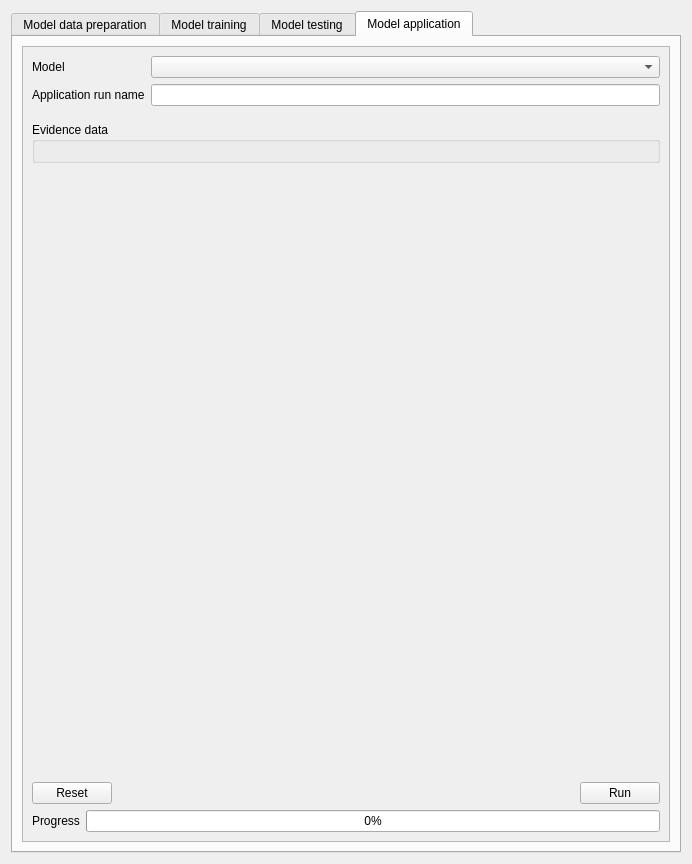
Above: eis_qgis_plugin/resources/ui/modeling/wizard_ml_model.ui from GispoCoding/eis_qgis_plugin before the change. Below: the same form after it.
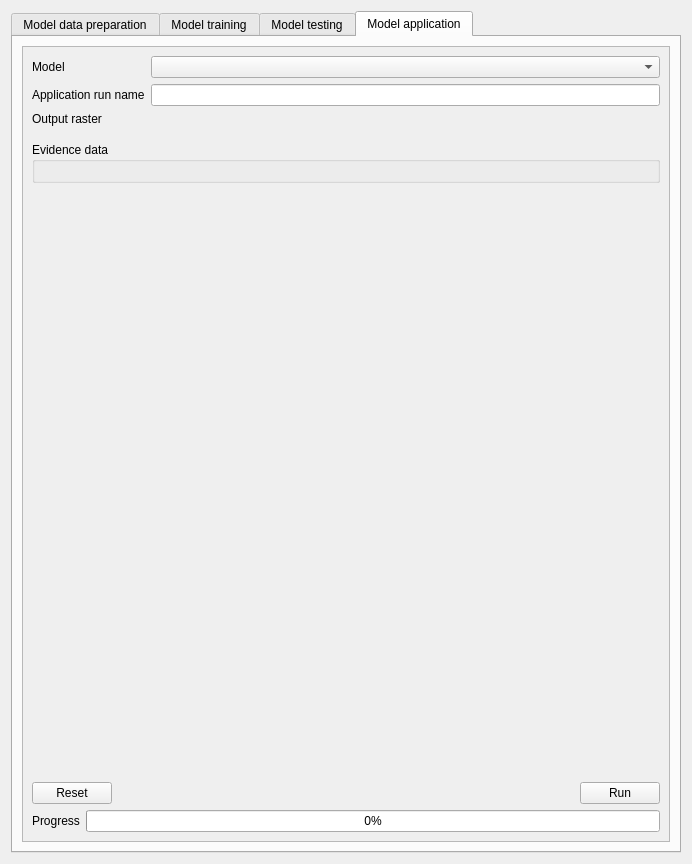
That is the form after the change. The open tabs and pages were chosen to show the change. Custom widgets are drawn as their Qt base class.

Commit message: Implemented ML model application in wizard, first version

Patch:
```diff
--- a/eis_qgis_plugin/resources/ui/modeling/wizard_ml_model.ui
+++ b/eis_qgis_plugin/resources/ui/modeling/wizard_ml_model.ui
@@ -897,6 +897,20 @@
              <item row="0" column="1">
               <widget class="QComboBox" name="application_model_selection"/>
              </item>
+             <item row="2" column="0">
+              <widget class="QLabel" name="label_3">
+               <property name="text">
+                <string>Output raster</string>
+               </property>
+              </widget>
+             </item>
+             <item row="2" column="1">
+              <widget class="QgsFileWidget" name="application_output_raster">
+               <property name="storageMode">
+                <enum>QgsFileWidget::SaveFile</enum>
+               </property>
+              </widget>
+             </item>
             </layout>
            </item>
            <item>
```
Left out of the diff: 4 changed lines with no effect on the pictures. The commit also changes 1 other file.
